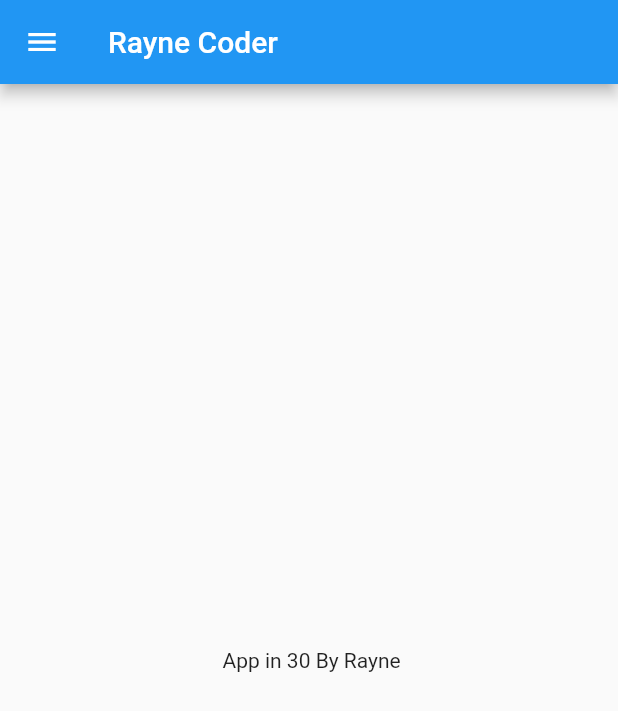
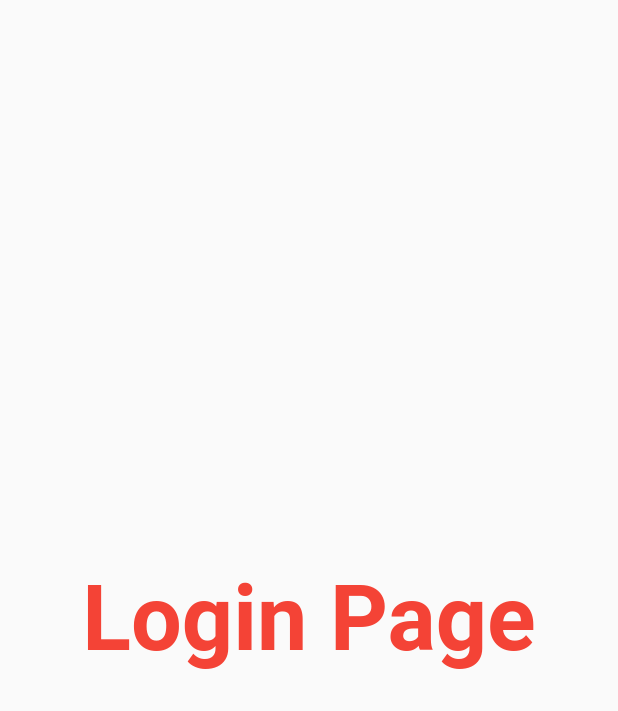
Before and after one commit to AmanDhimanD/Flutter, a Flutter app: the screen it shows after launch, on a phone screen of 412 x 824 dp. Shown: the top 711 px of the screen. Run offline on Flutter 3.47's test engine with Material 2 defaults, Android fonts, the phone set to English and light mode, and no system bars.

Commit message:
Day 3 Completed

```diff
--- a/lib/main.dart
+++ b/lib/main.dart
@@ -1,5 +1,6 @@
-import 'package:app/home_page.dart';
+import 'package:app/pages/home_page.dart';
 import 'package:flutter/material.dart';
+import 'package:app/pages/login_page.dart';
 
 void main(List<String> args) {
   runApp(MyApp());
@@ -11,7 +12,35 @@ class MyApp extends StatelessWidget {
   @override
   Widget build(BuildContext context) {
     return MaterialApp(
-      home: HomePage(),
+      //--------------We use Homepage as or in Routes
+      //---------------------------------------------
+      // home: HomePage(),
+
+      // themeMode: ThemeMode.light,
+      // darkTheme: ThemeData(
+      //   brightness: Brightness.dark,
+      // ),
+      // themeMode: ThemeMode.dark,
+      // darkTheme: ThemeData(
+      //   brightness: Brightness.dark,
+      // ),
+
+      //Colors works with LIGHT and Brightness mode
+      themeMode: ThemeMode.light,
+      theme: ThemeData(primarySwatch: Colors.lightGreen),
+      darkTheme: ThemeData(
+        brightness: Brightness.dark,
+      ),
+
+      //set Fix home page as first page
+//__________________________________
+      // initialRoute: "/home",
+      routes: {
+        "/": (context) =>
+            LoginPage(), //this is object of class, new keyword can use
+        "/home": (context) => HomePage(),
+        "/login": (context) => LoginPage()
+      },
     );
   }
 }
--- /dev/null
+++ b/lib/pages/login_page.dart
@@ -0,0 +1,23 @@
+
+
+import 'package:flutter/material.dart';
+
+class LoginPage extends StatelessWidget {
+  @override
+  Widget build(BuildContext context) {
+    return Material(
+      child: Center(
+        child: Text("Login Page",
+        style: TextStyle(
+          // background:
+          fontSize: 20,
+          color: Colors.red,
+          fontWeight: FontWeight.bold,
+          ),
+          // textAlign: Center,
+          textScaleFactor: 3.0,
+        ),
+      ),
+    );
+  }
+}
```
Also changed, not shown: lib/pages/home_page.dart (renamed from lib/home_page.dart).
